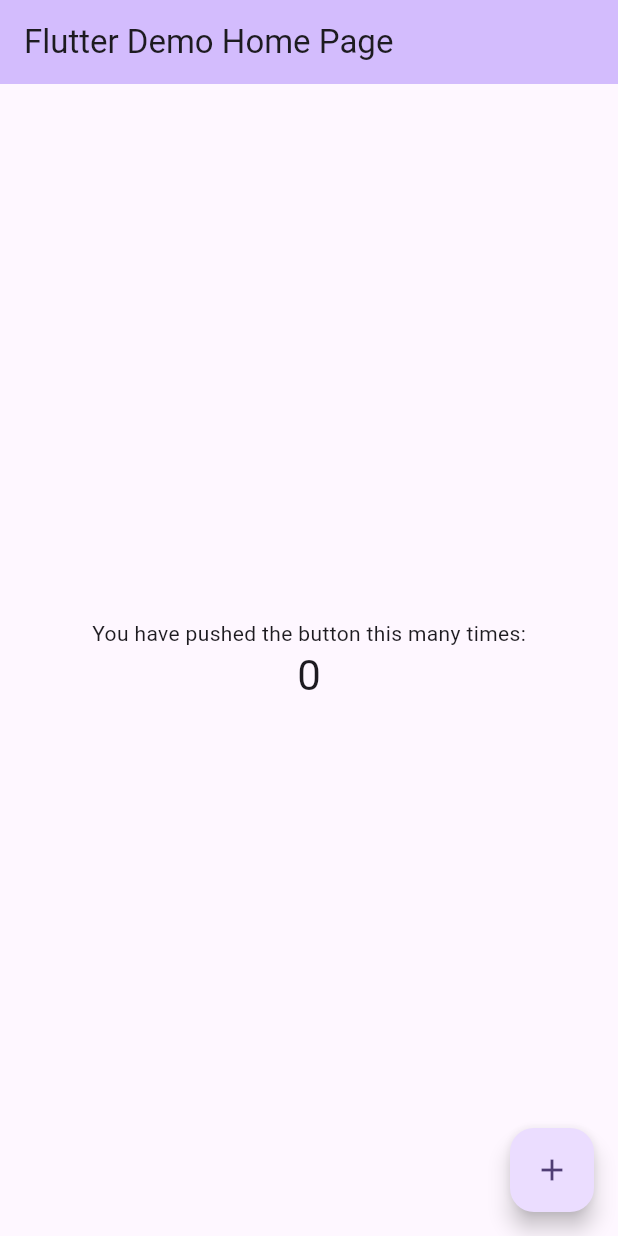
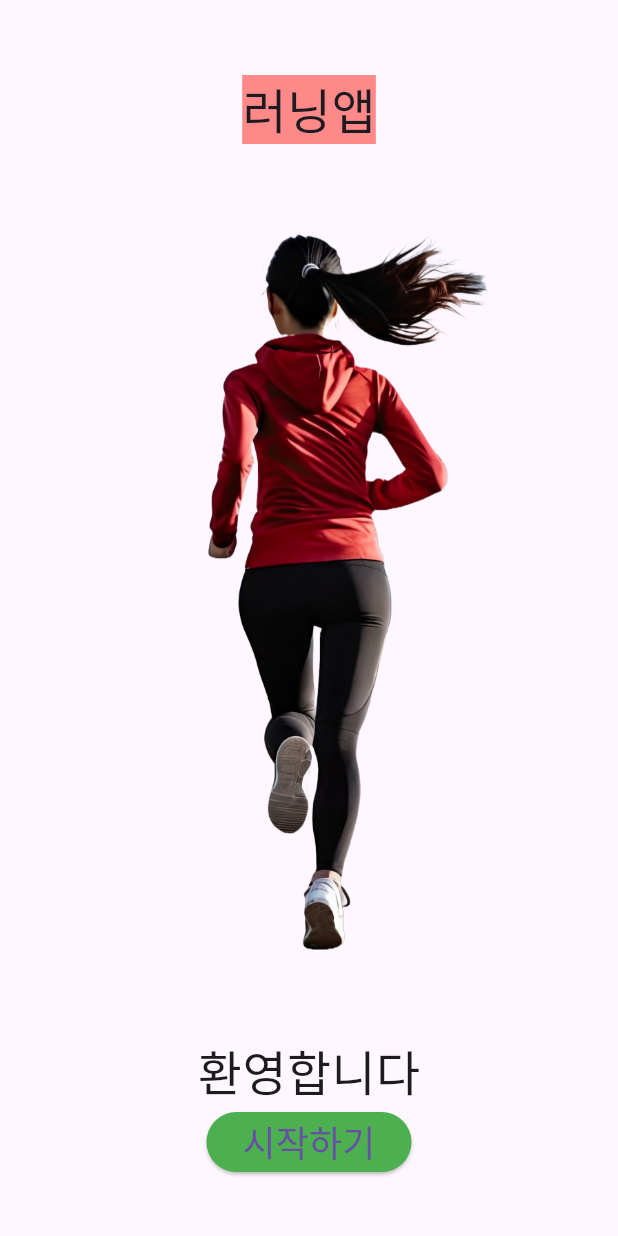
Before and after one commit to cjfal2/workout_tracker, a Flutter app: the screen it shows after launch, on a phone screen of 412 x 824 dp. Run offline on Flutter 3.47's test engine with Material 3 defaults, Android fonts, the phone set to English and light mode, and no system bars.

Commit message:
0826 flutter 실습

```diff
--- a/lib/main.dart
+++ b/lib/main.dart
@@ -9,60 +9,57 @@ class MyApp extends StatelessWidget {
 
   @override
   Widget build(BuildContext context) {
-    return MaterialApp(
-      debugShowCheckedModeBanner: false, // 디버그 띠 없애기
-      title: 'Flutter Demo',
-      theme: ThemeData(
-        colorScheme: ColorScheme.fromSeed(seedColor: Colors.deepPurple),
-        useMaterial3: true,
-      ),
-      home: const MyHomePage(title: 'Flutter Demo Home Page'),
-    );
+    return MaterialApp(home: LandingPage());
   }
 }
 
-class MyHomePage extends StatefulWidget {
-  const MyHomePage({super.key, required this.title});
-  final String title;
-
-  @override
-  State<MyHomePage> createState() => _MyHomePageState();
-}
-
-class _MyHomePageState extends State<MyHomePage> {
-  int _counter = 0;
-
-  void _incrementCounter() {
-    setState(() {
-      _counter--;
-    });
-  }
+class LandingPage extends StatelessWidget {
+  const LandingPage({super.key});
 
   @override
   Widget build(BuildContext context) {
     return Scaffold(
-      appBar: AppBar(
-        backgroundColor: Theme.of(context).colorScheme.inversePrimary,
-        title: Text(widget.title),
-      ),
-      body: Center(
-        child: Column(
-          mainAxisAlignment: MainAxisAlignment.center,
-          children: <Widget>[
-            const Text(
-              'You have pushed the button this many times:',
-            ),
-            Text(
-              '$_counter',
-              style: Theme.of(context).textTheme.headlineMedium,
-            ),
-          ],
+      body: Padding(
+        padding: const EdgeInsets.only(top: 50),
+        child: Center(
+          child: Column(
+            children: [
+              Flexible(
+                flex: 10,
+                child: Container(
+                  color: Color.fromRGBO(255, 136, 136, 1),
+                  child: Text(
+                    "러닝앱",
+                    style: TextStyle(fontSize: 32),
+                  ),
+                ),
+              ),
+              Expanded(
+                flex: 100,
+                child: Image.asset("assets/runner.png"),
+              ),
+              Flexible(
+                flex: 10,
+                child: Text(
+                  "환영합니다",
+                  style: TextStyle(fontSize: 32),
+                ),
+              ),
+              Flexible(
+                flex: 10,
+                child: ElevatedButton(
+                  onPressed: () => print("1"),
+                  style:
+                      ElevatedButton.styleFrom(backgroundColor: Colors.green),
+                  child: Text(
+                    "시작하기",
+                    style: TextStyle(fontSize: 24),
+                  ),
+                ),
+              ),
+            ],
+          ),
         ),
-      ),
-      floatingActionButton: FloatingActionButton(
-        onPressed: _incrementCounter,
-        tooltip: 'Increment',
-        child: const Icon(Icons.add),
       ),
     );
   }
--- a/pubspec.yaml
+++ b/pubspec.yaml
@@ -59,7 +59,8 @@ flutter:
   uses-material-design: true
 
   # To add assets to your application, add an assets section, like this:
-  # assets:
+  assets:
+    - assets/
   #   - images/a_dot_burr.jpeg
   #   - images/a_dot_ham.jpeg
 
```
Also changed, not shown: assets/runner.png (added).
